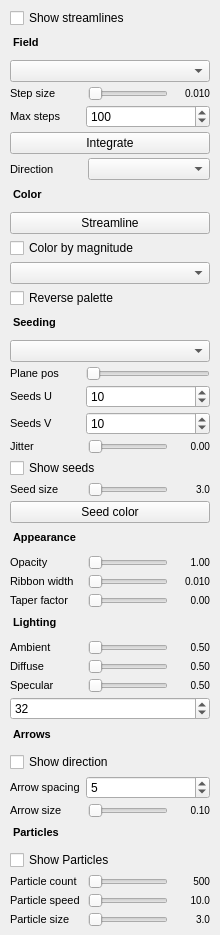
Above: src/ui/streamlines_page.ui from thermeng/SciRender before the change. Below: the same form after it.
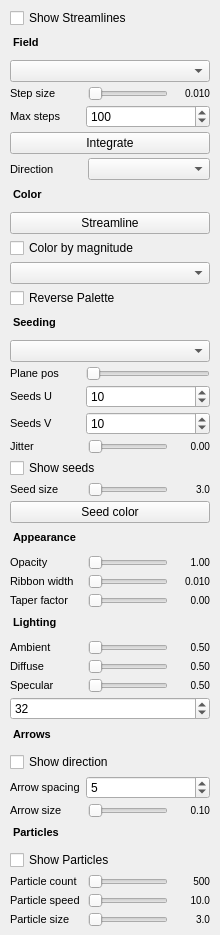
That is the form after the change.

Patch:
```diff
--- a/src/ui/streamlines_page.ui
+++ b/src/ui/streamlines_page.ui
@@ -29,7 +29,7 @@
    <item>
     <widget class="QCheckBox" name="showCb">
      <property name="text">
-      <string>Show streamlines</string>
+      <string>Show Streamlines</string>
      </property>
     </widget>
    </item>
@@ -188,7 +188,7 @@
    <item>
     <widget class="QCheckBox" name="slRevCb">
      <property name="text">
-      <string>Reverse palette</string>
+      <string>Reverse Palette</string>
      </property>
     </widget>
    </item>
```
